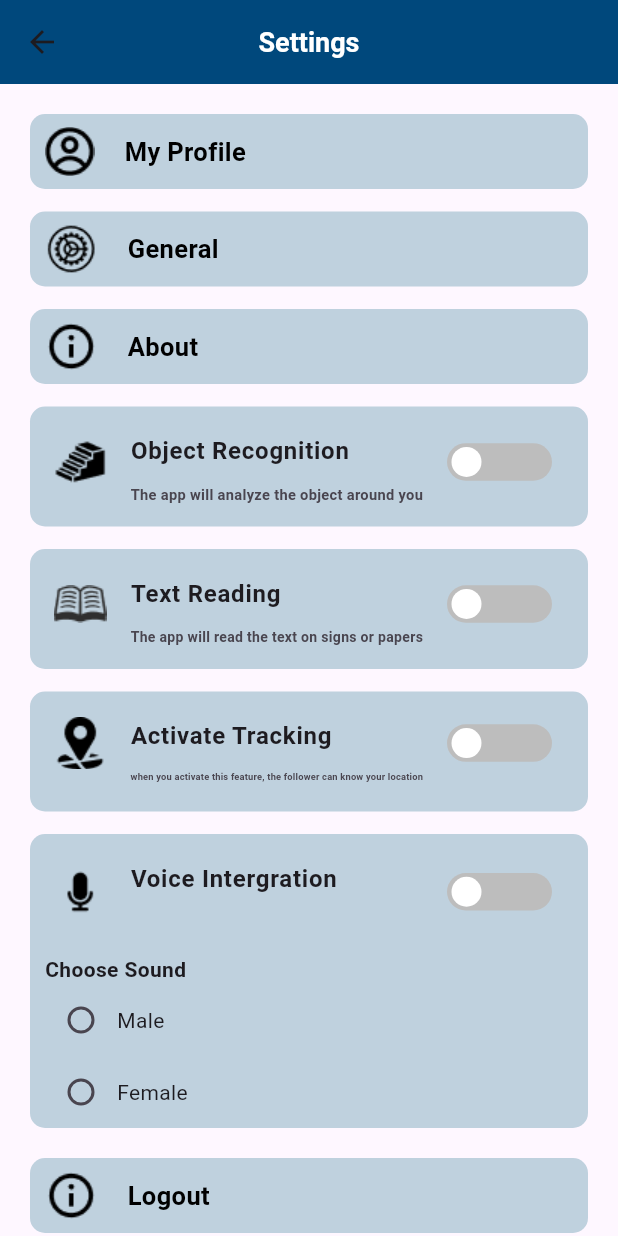
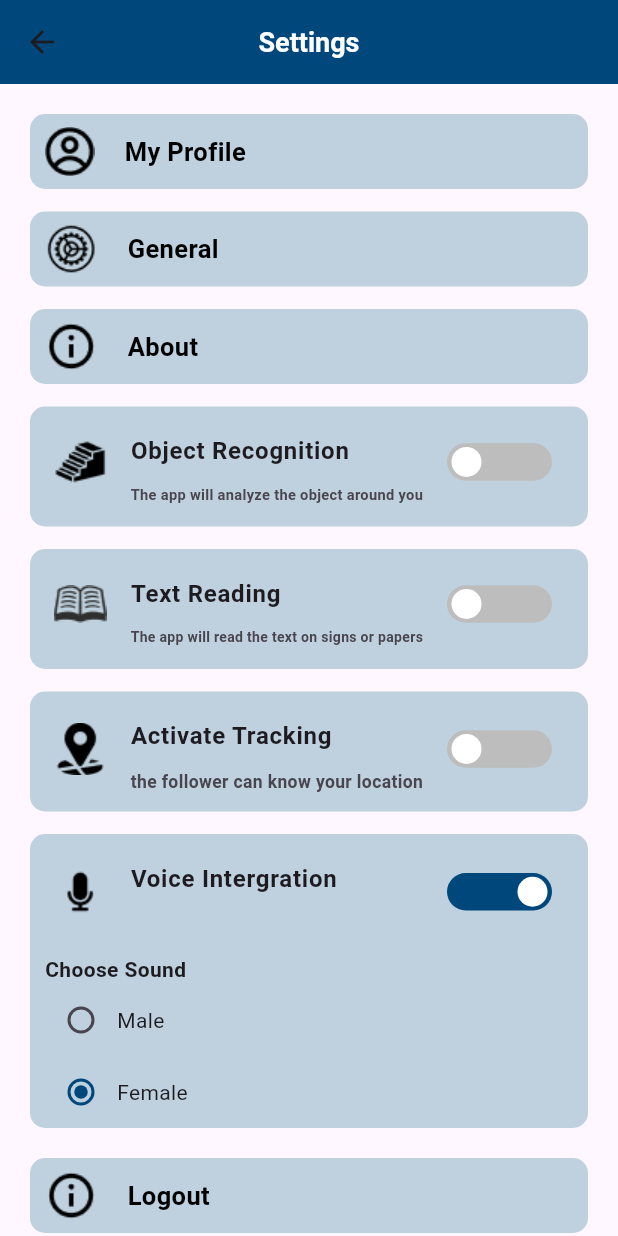
Before and after one commit to aymanaboelela/sight-mata-app-Fluttter-Ai, a Flutter app: the BlindsettingsView screen opened directly, on a phone screen of 412 x 824 dp. Run offline on Flutter 3.47's test engine with Material 3 defaults, Android fonts, the phone set to English and light mode, and no system bars; our stand-ins replace animate_do, bloc, camera, curved_navigation_bar, dots_indicator, flutter_bloc and 12 more; accounts and stored records are empty; project files that could hold a hidden picture were left out.

Commit message:
add flutter_langdetect dependency and enhance BlindSettingsView with new features for object recognition, text reading, and tracking

```diff
--- a/lib/core/constants/cach_data_const.dart
+++ b/lib/core/constants/cach_data_const.dart
@@ -2,5 +2,10 @@ class AppCacheData {
   static const String userName = "user";
   static  const isOnBordingFinshed = "onboarding";
   static  const isAdmin = "isAdmin";
+  static  const objectRecognition = "objectRecognition";
+  static  const textReading = "textReading";
+  static  const activateTracking = "activateTracking";
+  static  const voiceIntergration = "voiceIntergration";
+  static  const selectedSound = "selectedSound";
 
 }
--- a/lib/presentation/screens/BLindSettings_View.dart
+++ b/lib/presentation/screens/BLindSettings_View.dart
@@ -2,15 +2,36 @@ import 'package:flutter/material.dart';
 import 'package:flutter_bloc/flutter_bloc.dart';
 import 'package:go_router/go_router.dart';
 import 'package:sight_mate_app/controllers/auth/auth_cubit.dart';
+import 'package:sight_mate_app/core/constants/cach_data_const.dart';
 import 'package:sight_mate_app/core/constants/colors.dart';
+import 'package:sight_mate_app/core/helper/cach_data.dart';
 import 'package:sight_mate_app/core/utils/router/app_router.dart';
 import 'package:sight_mate_app/presentation/widgets/BlindSettingsListtile.dart';
 import 'package:sight_mate_app/presentation/widgets/BlindSettings_container.dart';
 import 'package:sight_mate_app/presentation/widgets/VoiceIntergrationListtile.dart';
 
-class BlindsettingsView extends StatelessWidget {
+class BlindsettingsView extends StatefulWidget {
   const BlindsettingsView({super.key});
 
+  @override
+  State<BlindsettingsView> createState() => _BlindsettingsViewState();
+}
+
+class _BlindsettingsViewState extends State<BlindsettingsView> {
+  @override
+  void initState() {
+    isSwitchedObjectRecognition =
+        CacheData.getData(key: AppCacheData.objectRecognition) ?? false;
+    isSwitchedtextReading =
+        CacheData.getData(key: AppCacheData.textReading) ?? false;
+    isSwitchedactivateTracking =
+        CacheData.getData(key: AppCacheData.activateTracking) ?? false;
+    super.initState();
+  }
+
+  bool isSwitchedObjectRecognition = false;
+  bool isSwitchedtextReading = false;
+  bool isSwitchedactivateTracking = false;
   @override
   Widget build(BuildContext context) {
     return Scaffold(
@@ -39,33 +60,44 @@ class BlindsettingsView extends StatelessWidget {
                 title: "General",
                 image: "assets/images/iconoir_ios-settings.png",
                 ontap: () {
-                  GoRouter.of(context)
-                      .pushReplacement(AppRouter.KGeneralSettings);
+                  GoRouter.of(context).push(AppRouter.KGeneralSettings);
                 },
               ),
               BlindsettingsContainer(
                 title: "About",
                 image: "assets/images/ix_about.png",
-                ontap: () {},
+                ontap: () {
+                  GoRouter.of(context).push(AppRouter.kAboutView);
+                },
               ),
               Blindsettingslisttile(
+                isSwitched: isSwitchedObjectRecognition,
                 image: "assets/images/game-icons_3d-stairs.png",
                 title: "Object Recognition",
                 subtitle: 'The app will analyze the object around you',
-                ontap: () {},
+                ontap: (b1) {
+                  CacheData.setData(
+                      key: AppCacheData.objectRecognition, value: b1);
+                },
               ),
               Blindsettingslisttile(
+                isSwitched: isSwitchedtextReading,
                 image: "assets/images/Group (2).png",
                 title: "Text Reading",
                 subtitle: 'The app will read the text on signs or papers',
-                ontap: () {},
+                ontap: (b2) {
+                  CacheData.setData(key: AppCacheData.textReading, value: b2);
+                },
               ),
               Blindsettingslisttile(
+                isSwitched: isSwitchedactivateTracking,
                 image: "assets/images/gis_poi-map.png",
                 title: "Activate Tracking",
-                subtitle:
-                    "when you activate this feature, the follower can know your location",
-                ontap: () {},
+                subtitle: "the follower can know your location",
+                ontap: (b3) {
+                  CacheData.setData(
+                      key: AppCacheData.activateTracking, value: b3);
+                },
               ),
               const VoiceIntergrationListtile(),
               SizedBox(height: 20),
@@ -77,7 +109,7 @@ class BlindsettingsView extends StatelessWidget {
                   context.read<AuthCubit>().signOut();
                 },
               ),
-                SizedBox(height: 30),
+              SizedBox(height: 30),
             ],
           ),
         ),
--- a/lib/presentation/widgets/BlindSettingsListtile.dart
+++ b/lib/presentation/widgets/BlindSettingsListtile.dart
@@ -1,29 +1,36 @@
 import 'package:flutter/material.dart';
+import 'package:sight_mate_app/core/constants/cach_data_const.dart';
 import 'package:sight_mate_app/core/constants/colors.dart';
+import 'package:sight_mate_app/core/helper/cach_data.dart';
 
 class Blindsettingslisttile extends StatefulWidget {
   const Blindsettingslisttile(
       {super.key,
       required this.image,
       required this.title,
-      required this.subtitle,required this.ontap});
+      required this.subtitle,
+      required this.ontap, this.isSwitched});
   final String image;
   final String title;
   final String subtitle;
-  final VoidCallback? ontap;
+  final bool? isSwitched;
+  final Function(bool)? ontap;
 
   @override
   State<Blindsettingslisttile> createState() => _BlindsettingslisttileState();
 }
 
 class _BlindsettingslisttileState extends State<Blindsettingslisttile> {
+  @override
+  void initState() {
+    isSwitched = widget.isSwitched?? false;
+    super.initState();
+  }
 
   bool isSwitched = false;
   @override
   Widget build(BuildContext context) {
-    return GestureDetector(
-      onTap: widget.ontap,
-      child: Container(
+    return Container(
       margin: const EdgeInsets.only(bottom: 15),
       height: 80,
       decoration: BoxDecoration(
@@ -43,12 +50,16 @@ class _BlindsettingslisttileState extends State<Blindsettingslisttile> {
             child: FittedBox(
                 child: Text(
               widget.subtitle,
-                style: const TextStyle(fontSize: 12, fontWeight: FontWeight.bold),
+              style:
+                  const TextStyle(fontSize: 12, fontWeight: FontWeight.bold),
             ))),
         trailing: GestureDetector(
           onTap: () {
             setState(() {
               isSwitched = !isSwitched;
+              widget.ontap!(isSwitched);
+
+
             });
           },
           child: Container(
@@ -56,14 +67,16 @@ class _BlindsettingslisttileState extends State<Blindsettingslisttile> {
             height: 25, // Control height
             decoration: BoxDecoration(
               borderRadius: BorderRadius.circular(20),
-                color: isSwitched ? AppColors.primaryBlueColor : Colors.grey[400],
+              color:
+                  isSwitched ? AppColors.primaryBlueColor : Colors.grey[400],
             ),
             child: Stack(
               alignment: Alignment.center,
               children: [
                 Align(
-                    alignment:
-                        isSwitched ? Alignment.centerRight : Alignment.centerLeft,
+                  alignment: isSwitched
+                      ? Alignment.centerRight
+                      : Alignment.centerLeft,
                   child: Padding(
                     padding: const EdgeInsets.symmetric(horizontal: 5.0),
                     child: Text(
@@ -78,8 +91,9 @@ class _BlindsettingslisttileState extends State<Blindsettingslisttile> {
                 AnimatedAlign(
                   duration: const Duration(milliseconds: 100),
                   curve: Curves.easeInOut,
-                    alignment:
-                        isSwitched ? Alignment.centerRight : Alignment.centerLeft,
+                  alignment: isSwitched
+                      ? Alignment.centerRight
+                      : Alignment.centerLeft,
                   child: Container(
                     width: 20,
                     height: 20,
@@ -95,7 +109,6 @@ class _BlindsettingslisttileState extends State<Blindsettingslisttile> {
           ),
         ),
       ),
-      ),
     );
   }
 }
--- a/lib/presentation/widgets/VoiceIntergrationListtile.dart
+++ b/lib/presentation/widgets/VoiceIntergrationListtile.dart
@@ -1,5 +1,7 @@
 import 'package:flutter/material.dart';
+import 'package:sight_mate_app/core/constants/cach_data_const.dart';
 import 'package:sight_mate_app/core/constants/colors.dart';
+import 'package:sight_mate_app/core/helper/cach_data.dart';
 
 class VoiceIntergrationListtile extends StatefulWidget {
   const VoiceIntergrationListtile({super.key});
@@ -11,7 +13,14 @@ class VoiceIntergrationListtile extends StatefulWidget {
 
 class _VoiceIntergrationListtileState extends State<VoiceIntergrationListtile> {
   bool isSwitched = false;
-  String selectedSound = 'mail';
+  String selectedSound = 'Female';
+  @override
+  void initState() {
+    isSwitched = CacheData.getData(key: AppCacheData.voiceIntergration) ?? true;
+    selectedSound =
+        CacheData.getData(key: AppCacheData.selectedSound) ?? "Female";
+    super.initState();
+  }
 
   @override
   Widget build(BuildContext context) {
@@ -43,6 +52,8 @@ class _VoiceIntergrationListtileState extends State<VoiceIntergrationListtile> {
             onTap: () {
               setState(() {
                 isSwitched = !isSwitched;
+                CacheData.setData(
+                    key: AppCacheData.voiceIntergration, value: isSwitched);
               });
             },
             child: Container(
@@ -118,6 +129,9 @@ class _VoiceIntergrationListtileState extends State<VoiceIntergrationListtile> {
                   onChanged: (value) {
                     setState(() {
                       selectedSound = value.toString();
+                      CacheData.setData(
+                          key: AppCacheData.selectedSound,
+                          value: selectedSound);
                     });
                   },
                 ),
@@ -133,6 +147,9 @@ class _VoiceIntergrationListtileState extends State<VoiceIntergrationListtile> {
                   onChanged: (value) {
                     setState(() {
                       selectedSound = value.toString();
+                      CacheData.setData(
+                          key: AppCacheData.selectedSound,
+                          value: selectedSound);
                     });
                   },
                 ),
--- a/pubspec.yaml
+++ b/pubspec.yaml
@@ -37,6 +37,7 @@ dependencies:
   flutter:
     sdk: flutter
   flutter_bloc: ^9.0.0
+  flutter_langdetect: ^0.0.2
   flutter_launcher_icons: ^0.14.3
   flutter_screenutil: ^5.9.3
   flutter_svg: ^2.0.17
```
Also changed, not shown: lib/presentation/screens/BlindCamera_view.dart (+29 -16 lines), lib/presentation/screens/on_bording_view.dart (+9 -8 lines), pubspec.lock. Lines whose indentation alone changed are shown as unchanged.
